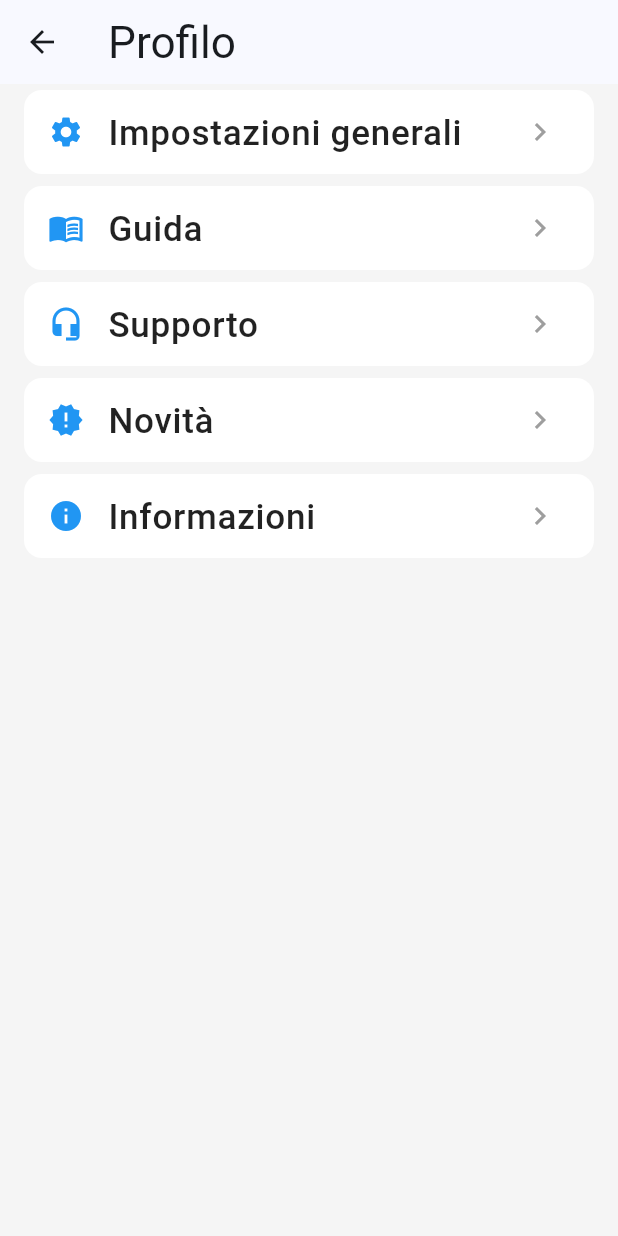
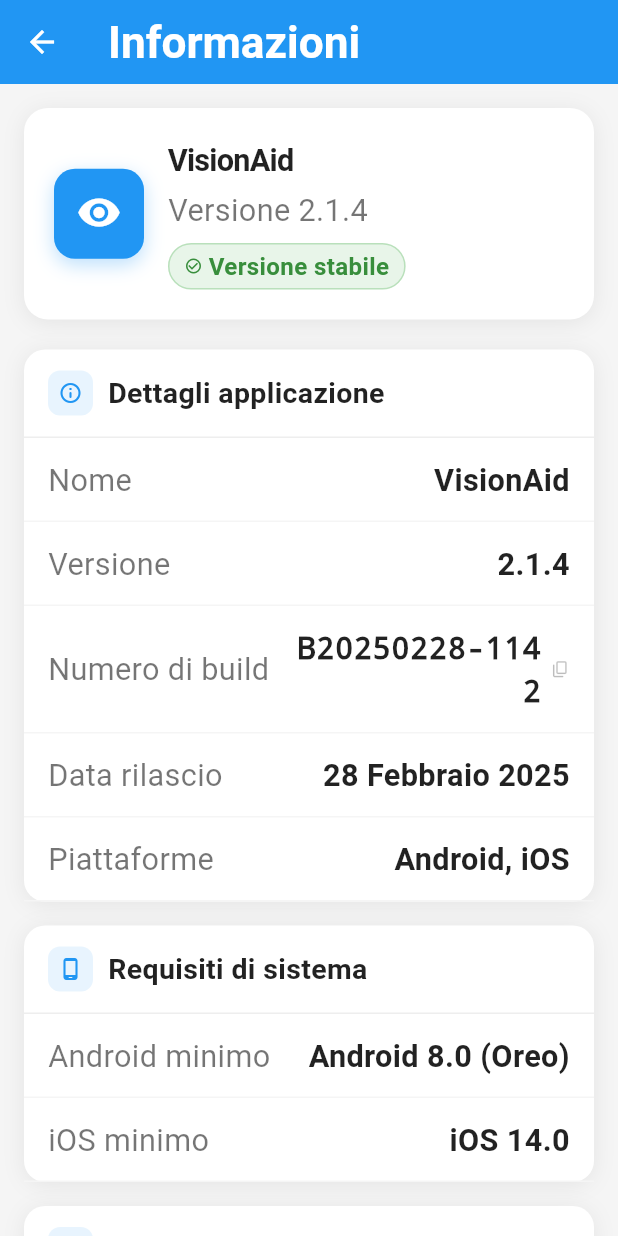
Before and after one commit to Waide17/VisionAID, a Flutter app: the ProfilePage screen opened directly, after a tap on "Informazioni", on a phone screen of 412 x 824 dp. Run offline on Flutter 3.47's test engine with Material 3 defaults, Android fonts, the phone set to English and light mode, and no system bars; our stand-ins replace device_preview, flutter_tts, image_picker, shared_preferences; accounts and stored records are empty.

Commit message:
Pagina informazioni

```diff
--- a/main_app/lib/pages/profile_page.dart
+++ b/main_app/lib/pages/profile_page.dart
@@ -3,6 +3,7 @@
 import 'package:main_app/pages/accessibility_provider.dart';
 import 'package:main_app/profile_pages/stats_page.dart';
 import 'package:main_app/profile_pages/news.dart';
+import 'package:main_app/profile_pages/information.dart';
 import 'package:main_app/profile_pages/support.dart';
 
 class ProfilePage extends StatelessWidget {
@@ -90,7 +91,10 @@
             onTap: () {
               accessibilityProvider.triggerHapticFeedback();
               accessibilityProvider.speak('Informazioni');
-              // TODO: Naviga alla pagina informazioni
+              Navigator.push(
+                context,
+                MaterialPageRoute(builder: (context) => const InformazioniScreen()),
+              );
             },
           ),
         ],
--- /dev/null
+++ b/main_app/lib/profile_pages/information.dart
@@ -0,0 +1,506 @@
+import 'package:flutter/material.dart';
+import 'package:flutter/services.dart';
+import 'package:provider/provider.dart';
+import 'package:main_app/pages/accessibility_provider.dart'; // adatta il path se necessario
+
+class InformazioniScreen extends StatelessWidget {
+  const InformazioniScreen({super.key});
+
+  // ── Dati app ────────────────────────────────────────────────────────────────
+  static const String _appName        = 'VisionAid';
+  static const String _version        = '2.1.4';
+  static const String _build          = 'B20250228-1142';
+  static const String _releaseDate    = '28 Febbraio 2025';
+  static const String _copyright      = '© 2025 VisionAid. Tutti i diritti riservati.';
+  static const String _privacyUrl     = 'https://tuosito.altervista.org/privacy.php';
+  static const String _termsUrl       = 'https://tuosito.altervista.org/termini.php';
+  static const String _supportEmail   = 'support@tuosito.com';
+
+  @override
+  Widget build(BuildContext context) {
+    final acc = Provider.of<AccessibilityProvider>(context);
+    final hc  = acc.highContrast;
+
+    return Scaffold(
+      backgroundColor: hc ? Colors.black : Colors.grey[100],
+      appBar: AppBar(
+        backgroundColor: hc ? Colors.black : Colors.blue,
+        foregroundColor: Colors.white,
+        title: Text(
+          'Informazioni',
+          style: TextStyle(fontWeight: FontWeight.bold),
+        ),
+        leading: IconButton(
+          icon: const Icon(Icons.arrow_back),
+          onPressed: () {
+            acc.triggerHapticFeedback();
+            Navigator.pop(context);
+          },
+        ),
+      ),
+      body: ListView(
+        padding: const EdgeInsets.all(16),
+        children: [
+
+          // ── Hero versione ────────────────────────────────────────────────
+          _HeroCard(hc: hc, acc: acc),
+          const SizedBox(height: 20),
+
+          // ── Dettagli build ───────────────────────────────────────────────
+          _SectionCard(
+            hc: hc,
+            icon: Icons.info_outline_rounded,
+            title: 'Dettagli applicazione',
+            children: [
+              _InfoRow(label: 'Nome',           value: _appName,      hc: hc),
+              _InfoRow(label: 'Versione',       value: _version,      hc: hc),
+              _InfoRow(label: 'Numero di build',value: _build,        hc: hc, isMono: true, copyable: true, acc: acc),
+              _InfoRow(label: 'Data rilascio',  value: _releaseDate,  hc: hc),
+              _InfoRow(label: 'Piattaforme',    value: 'Android, iOS',hc: hc),
+            ],
+          ),
+          const SizedBox(height: 16),
+
+          // ── Requisiti ────────────────────────────────────────────────────
+          _SectionCard(
+            hc: hc,
+            icon: Icons.phone_android_rounded,
+            title: 'Requisiti di sistema',
+            children: [
+              _InfoRow(label: 'Android minimo', value: 'Android 8.0 (Oreo)', hc: hc),
+              _InfoRow(label: 'iOS minimo',     value: 'iOS 14.0',           hc: hc),
+            ],
+          ),
+          const SizedBox(height: 16),
+
+          // ── Note legali ──────────────────────────────────────────────────
+          _SectionCard(
+            hc: hc,
+            icon: Icons.gavel_rounded,
+            title: 'Note legali',
+            children: [
+              _LegalText(
+                title: 'Copyright',
+                body: _copyright,
+                hc: hc,
+              ),
+              _LegalText(
+                title: 'Licenza d\'uso',
+                body:
+                    'L\'applicazione è concessa in licenza d\'uso personale e non '
+                    'trasferibile. È vietata la riproduzione, distribuzione o '
+                    'modifica del software senza autorizzazione scritta.',
+                hc: hc,
+              ),
+              _LegalText(
+                title: 'Trattamento dei dati (GDPR)',
+                body:
+                    'I dati personali raccolti (email, modello dispositivo, OS) '
+                    'sono trattati in conformità al Regolamento UE 2016/679 e al '
+                    'D.Lgs. 196/2003, esclusivamente per finalità di supporto tecnico.',
+                hc: hc,
+                isLast: true,
+              ),
+            ],
+          ),
+          const SizedBox(height: 16),
+
+          // ── Link utili ───────────────────────────────────────────────────
+          _SectionCard(
+            hc: hc,
+            icon: Icons.link_rounded,
+            title: 'Link utili',
+            children: [
+              _LinkRow(
+                label: 'Privacy Policy',
+                url: _privacyUrl,
+                hc: hc,
+                acc: acc,
+                context: context,
+              ),
+              _LinkRow(
+                label: 'Termini e condizioni',
+                url: _termsUrl,
+                hc: hc,
+                acc: acc,
+                context: context,
+              ),
+              _LinkRow(
+                label: 'Contatta il supporto',
+                url: 'mailto:$_supportEmail',
+                hc: hc,
+                acc: acc,
+                context: context,
+                isLast: true,
+              ),
+            ],
+          ),
+          const SizedBox(height: 24),
+
+          // ── Footer copyright ─────────────────────────────────────────────
+          Center(
+            child: Text(
+              _copyright,
+              textAlign: TextAlign.center,
+              style: TextStyle(
+                color: hc ? Colors.white38 : Colors.black38,
+              ),
+            ),
+          ),
+          const SizedBox(height: 8),
+        ],
+      ),
+    );
+  }
+}
+
+// ── Hero card con nome app e versione ─────────────────────────────────────────
+class _HeroCard extends StatelessWidget {
+  final bool hc;
+  final dynamic acc;
+
+  const _HeroCard({required this.hc, required this.acc});
+
+  @override
+  Widget build(BuildContext context) {
+    return Container(
+      padding: const EdgeInsets.all(20),
+      decoration: BoxDecoration(
+        color: hc ? Colors.grey[900] : Colors.white,
+        borderRadius: BorderRadius.circular(16),
+        border: hc ? Border.all(color: Colors.white24) : null,
+        boxShadow: hc
+            ? null
+            : [BoxShadow(color: Colors.black.withOpacity(0.07), blurRadius: 12, offset: const Offset(0, 2))],
+      ),
+      child: Row(
+        children: [
+          // Icona app
+          Container(
+            width: 60,
+            height: 60,
+            decoration: BoxDecoration(
+              color: hc ? Colors.white : Colors.blue,
+              borderRadius: BorderRadius.circular(14),
+              boxShadow: [
+                BoxShadow(
+                  color: (hc ? Colors.white : Colors.blue).withOpacity(0.3),
+                  blurRadius: 10,
+                  offset: const Offset(0, 4),
+                ),
+              ],
+            ),
+            child: Icon(
+              Icons.visibility_rounded,
+              color: hc ? Colors.black : Colors.white,
+              size: 30,
+            ),
+          ),
+          const SizedBox(width: 16),
+          Expanded(
+            child: Column(
+              crossAxisAlignment: CrossAxisAlignment.start,
+              children: [
+                Text(
+                  InformazioniScreen._appName,
+                  style: TextStyle(
+                    fontWeight: FontWeight.bold,
+                    color: hc ? Colors.white : Colors.black87,
+                    letterSpacing: -0.5,
+                  ),
+                ),
+                const SizedBox(height: 4),
+                Text(
+                  'Versione ${InformazioniScreen._version}',
+                  style: TextStyle(
+                    color: hc ? Colors.white70 : Colors.black54,
+                  ),
+                ),
+                const SizedBox(height: 8),
+                // Badge stabile
+                Container(
+                  padding: const EdgeInsets.symmetric(horizontal: 10, vertical: 3),
+                  decoration: BoxDecoration(
+                    color: hc ? Colors.white.withOpacity(0.1) : Colors.green[50],
+                    borderRadius: BorderRadius.circular(20),
+                    border: Border.all(
+                      color: hc ? Colors.white30 : Colors.green.withOpacity(0.3),
+                    ),
+                  ),
+                  child: Row(
+                    mainAxisSize: MainAxisSize.min,
+                    children: [
+                      Icon(Icons.check_circle_outline,
+                          size: 12,
+                          color: hc ? Colors.greenAccent : Colors.green[700]),
+                      const SizedBox(width: 4),
+                      Text(
+                        'Versione stabile',
+                        style: TextStyle(
+                          fontSize: 11,
+                          fontWeight: FontWeight.w600,
+                          color: hc ? Colors.greenAccent : Colors.green[700],
+                        ),
+                      ),
+                    ],
+                  ),
+                ),
+              ],
+            ),
+          ),
+        ],
+      ),
+    );
+  }
+}
+
+// ── Card sezione con header e figli ──────────────────────────────────────────
+class _SectionCard extends StatelessWidget {
+  final bool hc;
+  final IconData icon;
+  final String title;
+  final List<Widget> children;
+
+  const _SectionCard({
+    required this.hc,
+    required this.icon,
+    required this.title,
+    required this.children,
+  });
+
+  @override
+  Widget build(BuildContext context) {
+    return Container(
+      decoration: BoxDecoration(
+        color: hc ? Colors.grey[900] : Colors.white,
+        borderRadius: BorderRadius.circular(14),
+        border: hc ? Border.all(color: Colors.white24) : null,
+        boxShadow: hc
+            ? null
+            : [BoxShadow(color: Colors.black.withOpacity(0.07), blurRadius: 12, offset: const Offset(0, 2))],
+      ),
+      child: Column(
+        crossAxisAlignment: CrossAxisAlignment.start,
+        children: [
+          // Header sezione
+          Padding(
+            padding: const EdgeInsets.fromLTRB(16, 14, 16, 14),
+            child: Row(
+              children: [
+                Container(
+                  width: 30, height: 30,
+                  decoration: BoxDecoration(
+                    color: hc ? Colors.white.withOpacity(0.1) : Colors.blue.withOpacity(0.1),
+                    borderRadius: BorderRadius.circular(8),
+                  ),
+                  child: Icon(icon, size: 16, color: hc ? Colors.white : Colors.blue),
+                ),
+                const SizedBox(width: 10),
+                Text(
+                  title,
+                  style: TextStyle(
+                    fontSize: 13,
+                    fontWeight: FontWeight.w600,
+                    color: hc ? Colors.white : Colors.black87,
+                  ),
+                ),
+              ],
+            ),
+          ),
+          Divider(height: 1, color: hc ? Colors.white12 : Colors.grey[200]),
+          ...children,
+        ],
+      ),
+    );
+  }
+}
+
+// ── Riga info label/valore ────────────────────────────────────────────────────
+class _InfoRow extends StatelessWidget {
+  final String label;
+  final String value;
+  final bool hc;
+  final bool isMono;
+  final bool copyable;
+  final dynamic acc;
+
+  const _InfoRow({
+    required this.label,
+    required this.value,
+    required this.hc,
+    this.isMono = false,
+    this.copyable = false,
+    this.acc,
+  });
+
+  @override
+  Widget build(BuildContext context) {
+    return GestureDetector(
+      onLongPress: copyable
+          ? () {
+              Clipboard.setData(ClipboardData(text: value));
+              acc?.triggerHapticFeedback();
+              ScaffoldMessenger.of(context).showSnackBar(
+                SnackBar(
+                  content: Text('Build copiata negli appunti'),
+                  behavior: SnackBarBehavior.floating,
+                  shape: RoundedRectangleBorder(borderRadius: BorderRadius.circular(10)),
+                  duration: const Duration(seconds: 2),
+                ),
+              );
+            }
+          : null,
+      child: Container(
+        padding: const EdgeInsets.symmetric(horizontal: 16, vertical: 13),
+        decoration: BoxDecoration(
+          border: Border(
+            bottom: BorderSide(color: hc ? Colors.white12 : Colors.grey[100]!, width: 1),
+          ),
+        ),
+        child: Row(
+          mainAxisAlignment: MainAxisAlignment.spaceBetween,
+          children: [
+            Text(
+              label,
+              style: TextStyle(
+                color: hc ? Colors.white60 : Colors.black54,
+              ),
+            ),
+            const SizedBox(width: 16),
+            Flexible(
+              child: Row(
+                mainAxisSize: MainAxisSize.min,
+                children: [
+                  Flexible(
+                    child: Text(
+                      value,
+                      textAlign: TextAlign.right,
+                      style: TextStyle(
+                        fontWeight: FontWeight.w600,
+                        color: hc ? Colors.white : Colors.black87,
+                        fontFamily: isMono ? 'monospace' : null,
+                      ),
+                    ),
+                  ),
+                  if (copyable) ...[
+                    const SizedBox(width: 6),
+                    Icon(Icons.copy_rounded, size: 13,
+                        color: hc ? Colors.white38 : Colors.black26),
+                  ],
+                ],
+              ),
+            ),
+          ],
+        ),
+      ),
+    );
+  }
+}
+
+// ── Blocco testo legale ───────────────────────────────────────────────────────
+class _LegalText extends StatelessWidget {
+  final String title;
+  final String body;
+  final bool hc;
+  final bool isLast;
+
+  const _LegalText({
+    required this.title,
+    required this.body,
+    required this.hc,
+    this.isLast = false,
+  });
+
+  @override
+  Widget build(BuildContext context) {
+    return Container(
+      padding: const EdgeInsets.fromLTRB(16, 14, 16, 14),
+      decoration: BoxDecoration(
+        border: isLast
+            ? null
+            : Border(bottom: BorderSide(color: hc ? Colors.white12 : Colors.grey[100]!)),
+      ),
+      child: Column(
+        crossAxisAlignment: CrossAxisAlignment.start,
+        children: [
+          Text(
+            title.toUpperCase(),
+            style: TextStyle(
+              fontSize: 10,
+              fontWeight: FontWeight.w700,
+              letterSpacing: 0.8,
+              color: hc ? Colors.white38 : Colors.black38,
+            ),
+          ),
+          const SizedBox(height: 6),
+          Text(
+            body,
+            style: TextStyle(
+              color: hc ? Colors.white60 : Colors.black54,
+              height: 1.6,
+            ),
+          ),
+        ],
+      ),
+    );
+  }
+}
+
+// ── Riga link esterno ─────────────────────────────────────────────────────────
+class _LinkRow extends StatelessWidget {
+  final String label;
+  final String url;
+  final bool hc;
+  final dynamic acc;
+  final BuildContext context;
+  final bool isLast;
+
+  const _LinkRow({
+    required this.label,
+    required this.url,
+    required this.hc,
+    required this.acc,
+    required this.context,
+    this.isLast = false,
+  });
+
+  void _open() {
+    acc?.triggerHapticFeedback();
+    acc?.speak(label);
+    // Usa url_launcher se disponibile:
+    // launchUrl(Uri.parse(url));
+  }
+
+  @override
+  Widget build(BuildContext ctx) {
+    return GestureDetector(
+      onTap: _open,
+      child: Container(
+        padding: const EdgeInsets.symmetric(horizontal: 16, vertical: 14),
+        decoration: BoxDecoration(
+          color: Colors.transparent,
+          border: isLast
+              ? null
+              : Border(bottom: BorderSide(color: hc ? Colors.white12 : Colors.grey[100]!)),
+        ),
+        child: Row(
+          mainAxisAlignment: MainAxisAlignment.spaceBetween,
+          children: [
+            Text(
+              label,
+              style: TextStyle(
+                fontWeight: FontWeight.w500,
+                color: hc ? Colors.white : Colors.blue,
+              ),
+            ),
+            Icon(
+              Icons.arrow_forward_ios_rounded,
+              size: 13,
+              color: hc ? Colors.white38 : Colors.blue.withOpacity(0.5),
+            ),
+          ],
+        ),
+      ),
+    );
+  }
+}
```
